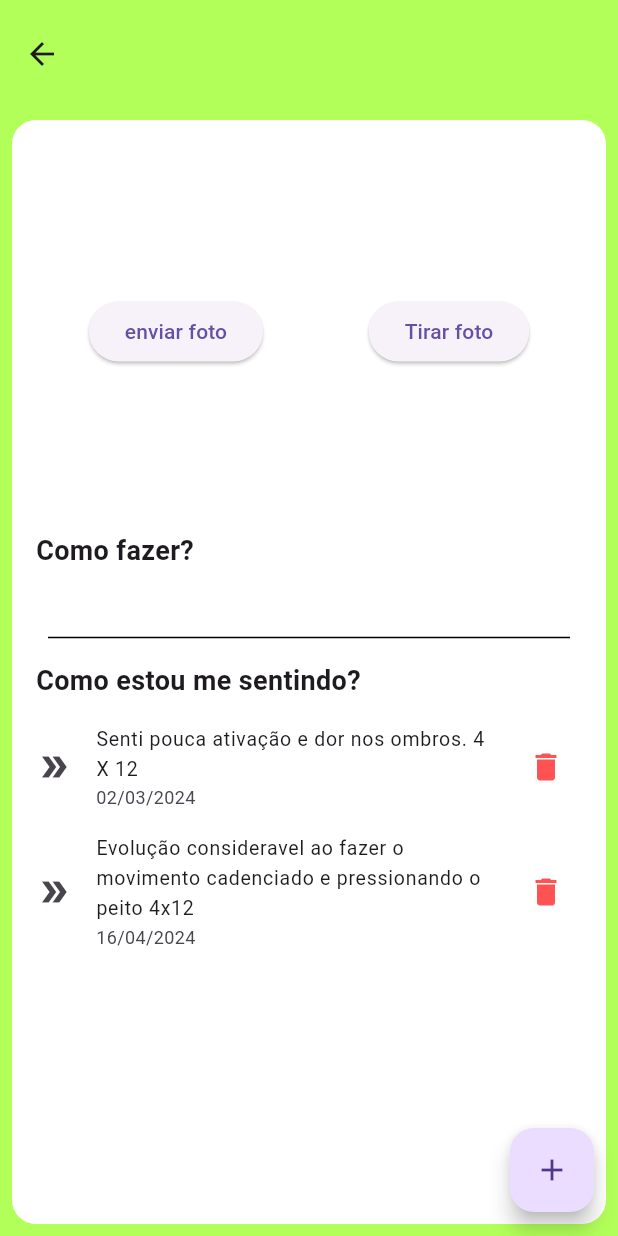
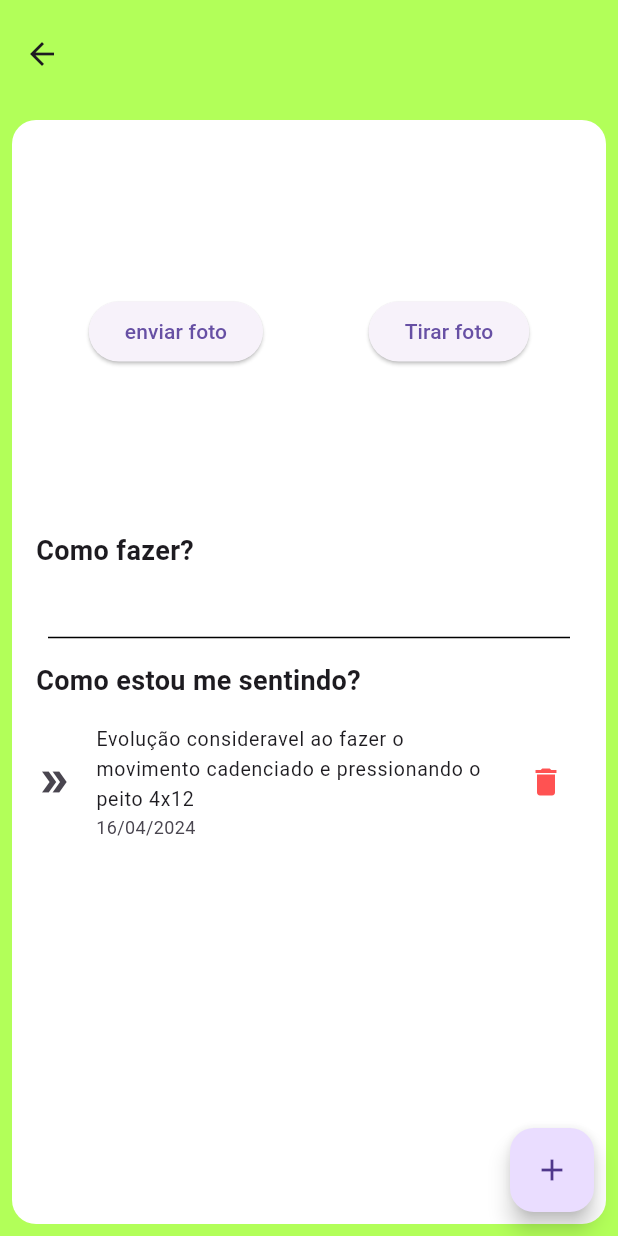
Before and after one commit to jgdlago/gym-helper-app, a Flutter app: the ExerciseScreen screen opened directly with empty values, after a tap on the "delete" icon, on a phone screen of 412 x 824 dp. Run offline on Flutter 3.47's test engine with Material 3 defaults, Android fonts, the light colour scheme and no system bars; our stand-ins replace firebase_auth, firebase_core, image_picker; accounts and stored records are empty; generated files the repository leaves out were written again.

Commit message:
fix: correcao no controle de estados

```diff
--- a/lib/screens/exercise_screen.dart
+++ b/lib/screens/exercise_screen.dart
@@ -12,7 +12,7 @@ class ExerciseScreen extends StatelessWidget {
   final Exercise exercise;
   ExerciseScreen({super.key, required this.exercise});
 
-  var feelingList = [
+  var initialFeelingList = [
     Feeling(id: "1", feeling: "Senti pouca ativação e dor nos ombros. 4 X 12 ", date: "02/03/2024"),
     Feeling(id: "2", feeling: "Evolução consideravel ao fazer o movimento cadenciado e pressionando o peito 4x12", date: "16/04/2024"),
   ];
@@ -42,7 +42,7 @@ class ExerciseScreen extends StatelessWidget {
   @override
   Widget build(BuildContext context) {
     return ChangeNotifierProvider<FeelingState>(
-      create: (context) => FeelingState(feelingList),
+      create: (context) => FeelingState(initialFeelingList),
       child: Scaffold(
         backgroundColor: Colors.lightGreenAccent,
         appBar: AppBar(
@@ -115,21 +115,26 @@ class ExerciseScreen extends StatelessWidget {
                 ),
               ),
               const SizedBox(height: 8),
-            Column(
+              Consumer<FeelingState>(
+                builder: (context, feelingState, child) {
+                  return Column(
                     crossAxisAlignment: CrossAxisAlignment.start,
-              children: List.generate(feelingList.length, (index) {
-                final feeling = feelingList[index];
-                return Consumer<FeelingState>(
-                  builder: (context, feelingState, child) => ListTile(
+                    children: List.generate(feelingState.feelings.length, (index) {
+                      final feeling = feelingState.feelings[index];
+                      return ListTile(
                         dense: true,
                         contentPadding: EdgeInsets.zero,
                         title: Text(feeling.feeling),
                         subtitle: Text(feeling.date),
                         leading: const Icon(Icons.double_arrow),
-                  trailing: IconButton(icon: const Icon(Icons.delete, color: Colors.redAccent),onPressed: () => feelingState.removeFeeling(feeling),),
+                        trailing: IconButton(
+                          icon: const Icon(Icons.delete, color: Colors.redAccent),
+                          onPressed: () => feelingState.removeFeeling(feeling),
                         ),
                       );
                     }),
+                  );
+                },
               ),
             ],
           ),
@@ -137,6 +142,4 @@ class ExerciseScreen extends StatelessWidget {
       ),
     );
   }
-
-
 }
```
Lines whose indentation alone changed are shown as unchanged.
